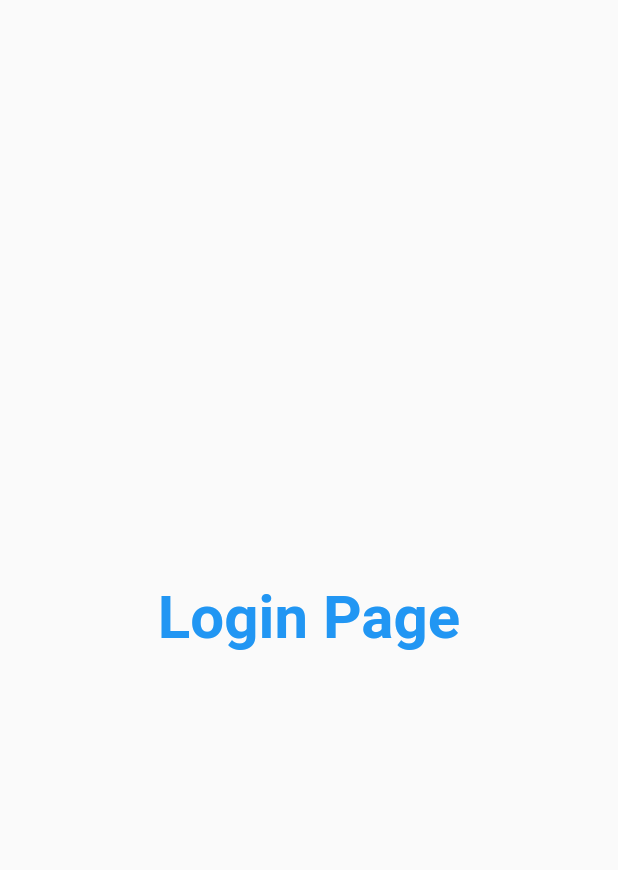
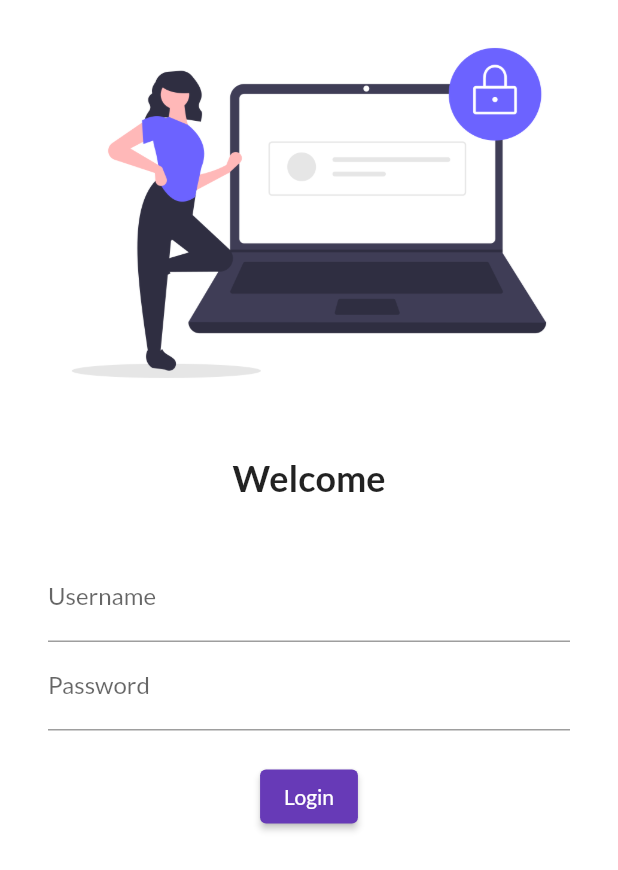
Before and after one commit to ARTHxy/30DaysOfFlutter, a Flutter app: the screen it shows after launch, on a phone screen of 412 x 824 dp. Shown: the top 870 px of the screen. Run offline on Flutter 3.47's test engine with Material 2 defaults, Android fonts, the phone set to English and light mode, and no system bars; our stand-ins replace google_fonts.

Commit message:
day_4 completed

```diff
--- a/lib/main.dart
+++ b/lib/main.dart
@@ -1,6 +1,6 @@
 import 'package:beginner_project/pages/home_page.dart';
 import 'package:beginner_project/pages/login_page.dart';
-
+import 'package:google_fonts/google_fonts.dart';
 import 'package:flutter/material.dart';
 
 void main() {
@@ -16,6 +16,7 @@
 }
 
 class MyApp extends StatelessWidget {
+  const MyApp({super.key});
   @override
   Widget build(BuildContext context) {
     // var days = 30;
@@ -30,11 +31,14 @@
     return MaterialApp(
       //  home: HomePage(), comment cz of "/"
       themeMode: ThemeMode.light, // Can be light/dark also
-      theme: ThemeData(primarySwatch: Colors.deepPurple),
+      theme: ThemeData(
+        primarySwatch: Colors.deepPurple,
+        fontFamily: GoogleFonts.lato().fontFamily,
+      ),
       darkTheme: ThemeData(
         brightness: Brightness.dark,
       ),
-      initialRoute: "/home",
+      // initialRoute: "/Home", // For opening front page
       routes: {
         "/": (context) => // By Default
             LogInPage(), // "/" means home route, use only one either "/" or homepage()
--- a/lib/pages/home_page.dart
+++ b/lib/pages/home_page.dart
@@ -1,7 +1,7 @@
 import 'package:flutter/material.dart';
 
 class HomePage extends StatelessWidget {
-//  const HomePage({super.key});
+const HomePage({super.key});
 
   final int days = 30;
   final String name = "Arth Singh";
--- a/lib/pages/login_page.dart
+++ b/lib/pages/login_page.dart
@@ -1,22 +1,65 @@
 import 'package:flutter/material.dart';
 
 class LogInPage extends StatelessWidget {
-  // const LogInPage({super.key});
+  const LogInPage({super.key});
 
   @override
   Widget build(BuildContext context) {
     // Every Widget has it's key :
     return Material(
-      child: Center(
-        child: Text(
-          "Login Page",
-          style: TextStyle(
-            fontSize: 40,
-            color: Colors.blue,
-            fontWeight: FontWeight.bold,
-          ),
-        ),
-      ),
-    );
+        color: Colors.white,
+        child: Column(
+          children: [
+            Image.asset(
+              "assets/images/login_image.png",
+              fit: BoxFit.cover,
+            ),
+            const SizedBox(
+              // SizedBox is using for spacing instead of padding
+              height: 20.0,
+            ),
+            const Text(
+              "Welcome",
+              style: TextStyle(
+                fontSize: 24,
+                fontWeight: FontWeight.bold,
+              ),
+            ),
+            SizedBox(
+              height: 20.0,
+            ),
+            Padding(
+              padding:
+                  const EdgeInsets.symmetric(vertical: 16.0, horizontal: 32.0),
+              child: Column(
+                children: [
+                  TextFormField(
+                    decoration: InputDecoration(
+                      hintText: "Enter Your Username",
+                      labelText: "Username",
+                    ),
+                  ),
+                  TextFormField(
+                    obscureText: true,
+                    decoration: InputDecoration(
+                      hintText: "Enter Your Password",
+                      labelText: "Password",
+                    ),
+                  ),
+                  SizedBox(
+                    height: 20.0,
+                  ),
+                  ElevatedButton(
+                    child: Text("Login"),
+                    style: TextButton.styleFrom(),
+                    onPressed: () {
+                      print("Hii! Arth");
+                    },
+                  ),
+                ],
+              ),
+            ),
+          ],
+        ));
   }
 }
```
Also changed, not shown: pubspec.yaml (+4 -3 lines), assets/images/login_image.png (added), pubspec.lock, 1 other file.
